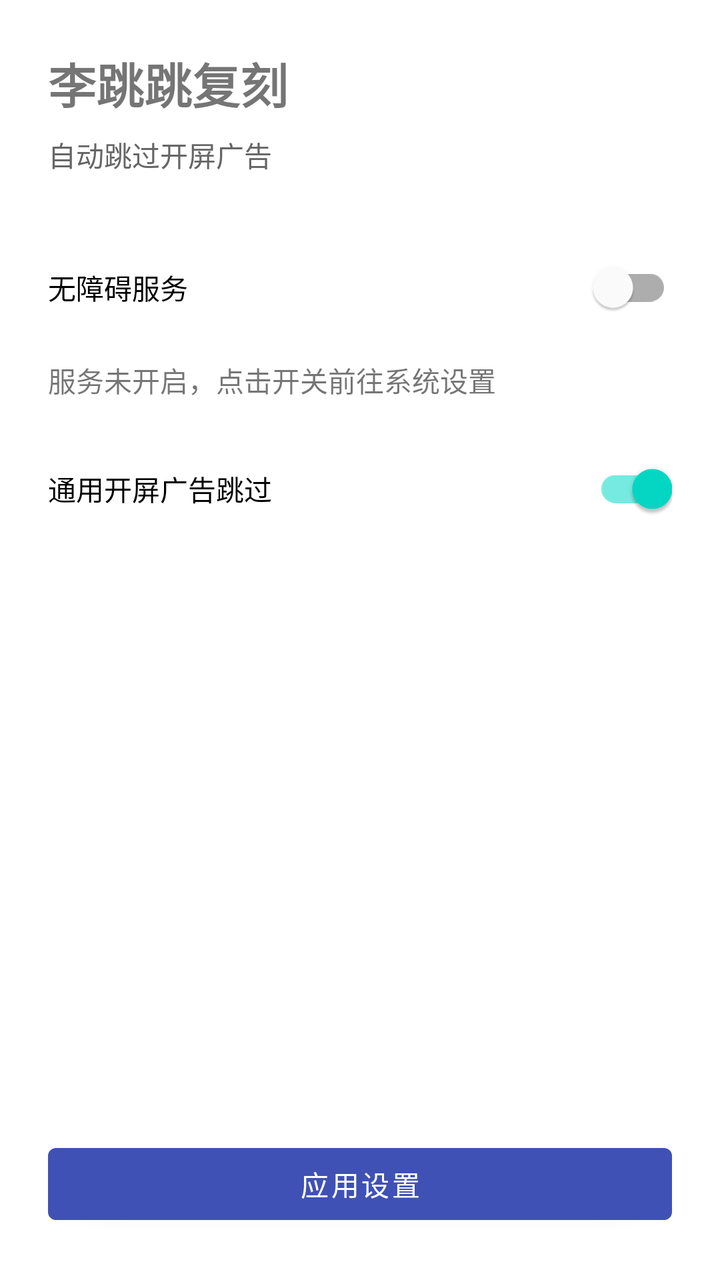
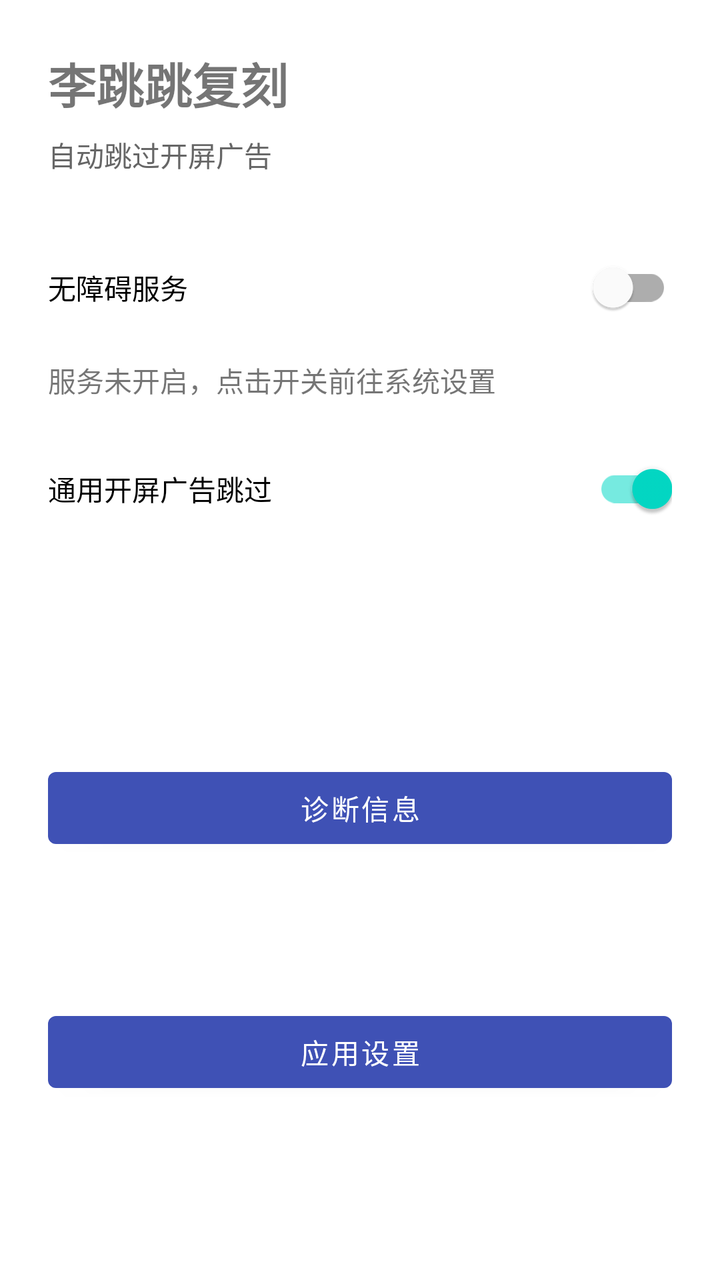

Screens rendered from an Android XML layout before and after an edit, with the pre-edit source and the edit as a unified diff.
<!-- AndroidManifest.xml: application theme Theme.LttClone -->
<!-- res/layout/activity_main.xml -->
<?xml version="1.0" encoding="utf-8"?>
<androidx.constraintlayout.widget.ConstraintLayout xmlns:android="http://schemas.android.com/apk/res/android"
    xmlns:app="http://schemas.android.com/apk/res-auto"
    android:layout_width="match_parent"
    android:layout_height="match_parent"
    android:padding="24dp">

    <TextView
        android:id="@+id/tv_title"
        android:layout_width="0dp"
        android:layout_height="wrap_content"
        android:text="@string/main_title"
        android:textSize="24sp"
        android:textStyle="bold"
        app:layout_constraintEnd_toEndOf="parent"
        app:layout_constraintStart_toStartOf="parent"
        app:layout_constraintTop_toTopOf="parent" />

    <TextView
        android:id="@+id/tv_subtitle"
        android:layout_width="0dp"
        android:layout_height="wrap_content"
        android:layout_marginTop="8dp"
        android:text="@string/main_subtitle"
        android:textColor="#666666"
        android:textSize="14sp"
        app:layout_constraintEnd_toEndOf="parent"
        app:layout_constraintStart_toStartOf="parent"
        app:layout_constraintTop_toBottomOf="@id/tv_title" />

    <com.google.android.material.switchmaterial.SwitchMaterial
        android:id="@+id/switch_service"
        android:layout_width="0dp"
        android:layout_height="wrap_content"
        android:layout_marginTop="32dp"
        android:checked="false"
        android:text="@string/main_service_switch"
        app:layout_constraintEnd_toEndOf="parent"
        app:layout_constraintStart_toStartOf="parent"
        app:layout_constraintTop_toBottomOf="@id/tv_subtitle" />

    <TextView
        android:id="@+id/tv_status"
        android:layout_width="0dp"
        android:layout_height="wrap_content"
        android:layout_marginTop="12dp"
        android:text="@string/main_service_off"
        android:textSize="14sp"
        app:layout_constraintEnd_toEndOf="parent"
        app:layout_constraintStart_toStartOf="parent"
        app:layout_constraintTop_toBottomOf="@id/switch_service" />

    <com.google.android.material.switchmaterial.SwitchMaterial
        android:id="@+id/switch_generic"
        android:layout_width="0dp"
        android:layout_height="wrap_content"
        android:layout_marginTop="20dp"
        android:checked="true"
        android:text="@string/main_generic_switch"
        app:layout_constraintEnd_toEndOf="parent"
        app:layout_constraintStart_toStartOf="parent"
        app:layout_constraintTop_toBottomOf="@id/tv_status" />

    <TextView
        android:id="@+id/tv_info"
        android:layout_width="0dp"
        android:layout_height="wrap_content"
        android:layout_marginTop="12dp"
        android:textColor="#666666"
        android:textSize="13sp"
        app:layout_constraintEnd_toEndOf="parent"
        app:layout_constraintStart_toStartOf="parent"
        app:layout_constraintTop_toBottomOf="@id/switch_generic" />

    <Button
        android:id="@+id/btn_app_settings"
        android:layout_width="0dp"
        android:layout_height="wrap_content"
        android:text="@string/main_app_settings"
        app:layout_constraintBottom_toBottomOf="parent"
        app:layout_constraintEnd_toEndOf="parent"
        app:layout_constraintStart_toStartOf="parent" />
</androidx.constraintlayout.widget.ConstraintLayout>
<!-- resources referenced by this layout -->
<resources>
  <string name="main_app_settings">应用设置</string>
  <string name="main_generic_switch">通用开屏广告跳过</string>
  <string name="main_service_off">服务未开启，点击开关前往系统设置</string>
  <string name="main_service_switch">无障碍服务</string>
  <string name="main_subtitle">自动跳过开屏广告</string>
  <string name="main_title">李跳跳复刻</string>
  <style name="Theme.LttClone" parent="Theme.MaterialComponents.DayNight.NoActionBar">
          <item name="colorPrimary">#FF3F51B5</item>
          <item name="colorPrimaryVariant">#FF303F9F</item>
          <item name="colorOnPrimary">#FFFFFFFF</item>
          <item name="colorSecondary">#FF03DAC6</item>
          <item name="colorSecondaryVariant">#FF018786</item>
          <item name="colorOnSecondary">#FF000000</item>
          <item name="android:statusBarColor">#FF303F9F</item>
      </style>
</resources>

<!-- the commit's change to res/layout/activity_main.xml (unified diff, before → after) -->
@@ -73,11 +73,25 @@
         app:layout_constraintTop_toBottomOf="@id/switch_generic" />
 
     <Button
+        android:id="@+id/btn_diag"
+        android:layout_width="0dp"
+        android:layout_height="wrap_content"
+        android:layout_marginTop="16dp"
+        android:text="@string/main_diag_button"
+        app:layout_constraintBottom_toTopOf="@id/btn_app_settings"
+        app:layout_constraintEnd_toEndOf="parent"
+        app:layout_constraintStart_toStartOf="parent"
+        app:layout_constraintTop_toBottomOf="@id/tv_info"
+        app:layout_constraintVertical_bias="1.0" />
+
+    <Button
         android:id="@+id/btn_app_settings"
         android:layout_width="0dp"
         android:layout_height="wrap_content"
+        android:layout_marginTop="8dp"
         android:text="@string/main_app_settings"
         app:layout_constraintBottom_toBottomOf="parent"
         app:layout_constraintEnd_toEndOf="parent"
-        app:layout_constraintStart_toStartOf="parent" />
+        app:layout_constraintStart_toStartOf="parent"
+        app:layout_constraintTop_toBottomOf="@id/btn_diag" />
 </androidx.constraintlayout.widget.ConstraintLayout>
<!-- resource entries referenced after the edit -->
@@ -1,6 +1,7 @@
 <!-- resources referenced by this layout -->
 <resources>
   <string name="main_app_settings">应用设置</string>
+  <string name="main_diag_button">诊断信息</string>
   <string name="main_generic_switch">通用开屏广告跳过</string>
   <string name="main_service_off">服务未开启，点击开关前往系统设置</string>
   <string name="main_service_switch">无障碍服务</string>
